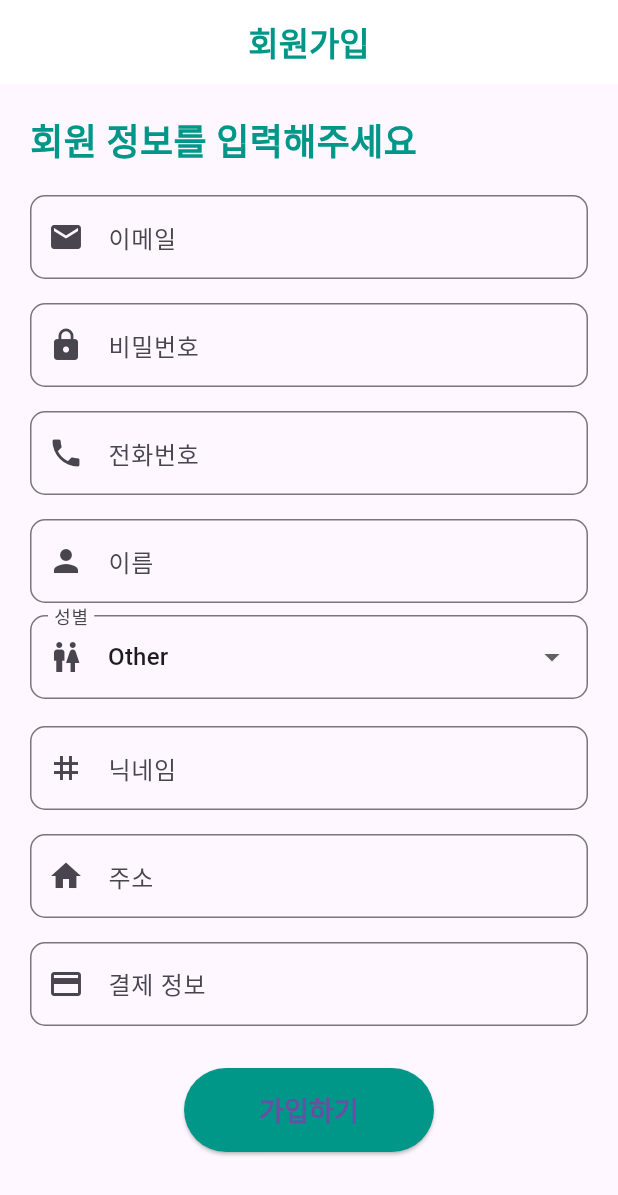
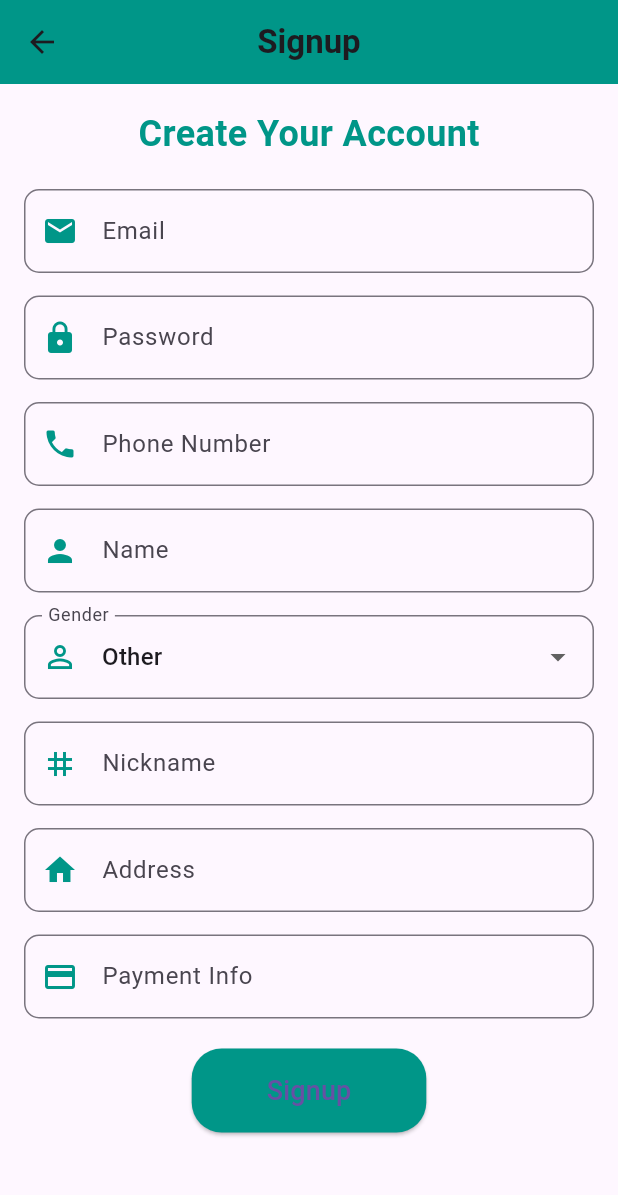
Before and after one commit to InhaZeroFit/ZEROFIT_Flutter_API, a Flutter app: the SignupScreen screen opened directly, on a phone screen of 412 x 824 dp. Shown: the top 1195 px of the screen. Run offline on Flutter 3.47's test engine with Material 3 defaults, Android fonts, the phone set to English and light mode, and no system bars.

Commit message:
feat(login): 로그인 기능 프로토타입 구현

```diff
--- a/zerofit_flutter_api/lib/main.dart
+++ b/zerofit_flutter_api/lib/main.dart
@@ -1,5 +1,8 @@
 import 'package:flutter/material.dart';
-import 'services/api_service.dart';
+import 'screens/auth.dart'; // 회원가입 창
+import 'package:http/http.dart' as http;
+import 'dart:convert';
+import 'screens/home.dart';
 
 void main() => runApp(MyApp());
 
@@ -7,171 +10,123 @@ class MyApp extends StatelessWidget {
   @override
   Widget build(BuildContext context) {
     return MaterialApp(
-      title: 'Signup',
-      theme: ThemeData(
-        primarySwatch: Colors.teal,
-        fontFamily: 'Roboto',
-      ),
-      home: SignupScreen(),
+      title: 'Login',
+      theme: ThemeData(primarySwatch: Colors.teal),
+      home: LoginScreen(),
     );
   }
 }
 
-class SignupScreen extends StatefulWidget {
+class LoginScreen extends StatefulWidget {
   @override
-  _SignupScreenState createState() => _SignupScreenState();
+  _LoginScreenState createState() => _LoginScreenState();
 }
 
-class _SignupScreenState extends State<SignupScreen> {
-  final ApiService _apiService = ApiService();
-
+class _LoginScreenState extends State<LoginScreen> {
   final TextEditingController _emailController = TextEditingController();
   final TextEditingController _passwordController = TextEditingController();
-  final TextEditingController _phoneNumberController = TextEditingController();
-  final TextEditingController _nameController = TextEditingController();
-  final TextEditingController _nicknameController = TextEditingController();
-  final TextEditingController _addressController = TextEditingController();
-  final TextEditingController _paymentController = TextEditingController();
-
-  String _gender = "Other";
   String _responseMessage = '';
 
-  Future<void> _signup() async {
+  Future<void> _login() async {
     final email = _emailController.text.trim();
     final password = _passwordController.text.trim();
-    final phoneNumber = _phoneNumberController.text.trim();
-    final name = _nameController.text.trim();
-    final nickname = _nicknameController.text.trim();
-    final address = _addressController.text.trim();
-    final payment = _paymentController.text.trim();
 
-    if (email.isEmpty || password.isEmpty || phoneNumber.isEmpty || name.isEmpty) {
+    if (email.isEmpty || password.isEmpty) {
       setState(() {
-        _responseMessage = 'Required fields cannot be empty!';
+        _responseMessage = 'Email and password cannot be empty!';
       });
       return;
     }
 
-    final result = await _apiService.signup(
-      email: email,
-      password: password,
-      phoneNumber: phoneNumber,
-      name: name,
-      gender: _gender,
-      nickname: nickname.isNotEmpty ? nickname : "noname",
-      address: address.isNotEmpty ? address : null,
-      payment: payment.isNotEmpty ? payment : null,
-    );
+    // Node.js 서버로 로그인 요청
+    final response = await _sendLoginRequest(email, password);
+
+    _passwordController.clear();
 
     setState(() {
-      _responseMessage = result;
+      _responseMessage = response;
     });
+  }
+
+  Future<String> _sendLoginRequest(String email, String password) async {
+    final url = Uri.parse('http://localhost:8005/auth/login');
+    final headers = {'Content-Type': 'application/json'};
+    final body = {'email': email, 'password': password};
+
+    try {
+      final response = await http.post(url, headers: headers, body: jsonEncode(body));
+      if (response.statusCode == 200) {
+        Navigator.push(
+          context,
+          MaterialPageRoute(
+            builder: (context) => HomeScreen(email: email), // 이메일 전달
+          ),
+        );
+
+          return 'Login successful!';
+      } else {
+        final responseBody = jsonDecode(response.body);
+        return 'Error: ${responseBody['message']}';
+      }
+    } catch (e) {
+      return 'Error: Could not connect to server';
+    }
   }
 
   @override
   Widget build(BuildContext context) {
     return Scaffold(
       appBar: AppBar(
-        backgroundColor: Colors.white,
-        elevation: 0,
-        centerTitle: true,
-        title: Text(
-          '회원가입',
-          style: TextStyle(color: Colors.teal, fontWeight: FontWeight.bold),
-        ),
-        iconTheme: IconThemeData(color: Colors.teal),
+        title: Text('Login'),
       ),
       body: SingleChildScrollView(
-        padding: const EdgeInsets.symmetric(horizontal: 20.0),
+        padding: const EdgeInsets.all(16.0),
         child: Column(
-          crossAxisAlignment: CrossAxisAlignment.start,
+          crossAxisAlignment: CrossAxisAlignment.stretch,
           children: [
-            SizedBox(height: 20),
-            Text(
-              '회원 정보를 입력해주세요',
-              style: TextStyle(fontSize: 24, fontWeight: FontWeight.bold, color: Colors.teal),
+            TextField(
+              controller: _emailController,
+              decoration: InputDecoration(labelText: 'Email', prefixIcon: Icon(Icons.email)),
+              keyboardType: TextInputType.emailAddress,
             ),
             SizedBox(height: 10),
-            _buildTextField(
-              controller: _emailController,
-              labelText: '이메일',
-              icon: Icons.email,
+            TextField(
+              controller: _passwordController,
+              decoration: InputDecoration(labelText: 'Password', prefixIcon: Icon(Icons.lock)),
+              obscureText: true,
+              textInputAction: TextInputAction.done, // 키보드에 'Done' 버튼 추가
+              onSubmitted: (value) {
+                _login(); // 엔터를 누르면 로그인 버튼과 동일한 동작 수행
+              },
             ),
-            _buildTextField(
-              controller: _passwordController,
-              labelText: '비밀번호',
-              icon: Icons.lock,
-              obscureText: true,
-            ),
-            _buildTextField(
-              controller: _phoneNumberController,
-              labelText: '전화번호',
-              icon: Icons.phone,
-              keyboardType: TextInputType.phone,
-            ),
-            _buildTextField(
-              controller: _nameController,
-              labelText: '이름',
-              icon: Icons.person,
-            ),
-            DropdownButtonFormField<String>(
-              value: _gender,
-              onChanged: (value) {
-                setState(() {
-                  _gender = value!;
-                });
-              },
-              items: ["Male", "Female", "Other"].map((gender) {
-                return DropdownMenuItem<String>(
-                  value: gender,
-                  child: Text(gender),
-                );
-              }).toList(),
-              decoration: InputDecoration(
-                labelText: '성별',
-                prefixIcon: Icon(Icons.wc),
-                border: OutlineInputBorder(borderRadius: BorderRadius.circular(10)),
+            SizedBox(height: 20),
+            ElevatedButton(
+              onPressed: _login,
+              style: ElevatedButton.styleFrom(
+                padding: EdgeInsets.symmetric(vertical: 15),
+                shape: RoundedRectangleBorder(borderRadius: BorderRadius.circular(10)),
               ),
+              child: Text('Login', style: TextStyle(fontSize: 18)),
             ),
             SizedBox(height: 10),
-            _buildTextField(
-              controller: _nicknameController,
-              labelText: '닉네임',
-              icon: Icons.tag,
-            ),
-            _buildTextField(
-              controller: _addressController,
-              labelText: '주소',
-              icon: Icons.home,
-            ),
-            _buildTextField(
-              controller: _paymentController,
-              labelText: '결제 정보',
-              icon: Icons.payment,
-            ),
-            SizedBox(height: 20),
-            Center(
-              child: ElevatedButton(
-                onPressed: _signup,
-                style: ElevatedButton.styleFrom(
-                  backgroundColor: Colors.teal,
-                  padding: EdgeInsets.symmetric(horizontal: 50, vertical: 15),
-                  shape: RoundedRectangleBorder(
-                    borderRadius: BorderRadius.circular(30),
-                  ),
-                ),
-                child: Text(
-                  '가입하기',
-                  style: TextStyle(fontSize: 18, fontWeight: FontWeight.bold),
-                ),
+            OutlinedButton(
+              onPressed: () {
+                Navigator.push(
+                  context,
+                  MaterialPageRoute(builder: (context) => SignupScreen()),
+                );
+              },
+              style: OutlinedButton.styleFrom(
+                padding: EdgeInsets.symmetric(vertical: 15),
+                shape: RoundedRectangleBorder(borderRadius: BorderRadius.circular(10)),
               ),
+              child: Text('Signup', style: TextStyle(fontSize: 18, color: Colors.teal)),
             ),
             SizedBox(height: 20),
             Center(
               child: Text(
                 _responseMessage,
                 style: TextStyle(color: Colors.red, fontWeight: FontWeight.bold),
-                textAlign: TextAlign.center,
               ),
             ),
           ],
@@ -179,26 +134,4 @@ class _SignupScreenState extends State<SignupScreen> {
       ),
     );
   }
-
-  Widget _buildTextField({
-    required TextEditingController controller,
-    required String labelText,
-    required IconData icon,
-    bool obscureText = false,
-    TextInputType keyboardType = TextInputType.text,
-  }) {
-    return Padding(
-      padding: const EdgeInsets.symmetric(vertical: 8.0),
-      child: TextField(
-        controller: controller,
-        obscureText: obscureText,
-        keyboardType: keyboardType,
-        decoration: InputDecoration(
-          labelText: labelText,
-          prefixIcon: Icon(icon),
-          border: OutlineInputBorder(borderRadius: BorderRadius.circular(10)),
-        ),
-      ),
-    );
-  }
 }
--- /dev/null
+++ b/zerofit_flutter_api/lib/screens/auth.dart
@@ -0,0 +1,188 @@
+import 'package:flutter/material.dart';
+import '../services/api_service.dart';
+
+class SignupScreen extends StatefulWidget {
+  @override
+  _SignupScreenState createState() => _SignupScreenState();
+}
+
+class _SignupScreenState extends State<SignupScreen> {
+  final ApiService _apiService = ApiService();
+  final TextEditingController _emailController = TextEditingController();
+  final TextEditingController _passwordController = TextEditingController();
+  final TextEditingController _phoneNumberController = TextEditingController();
+  final TextEditingController _nameController = TextEditingController();
+  final TextEditingController _nicknameController = TextEditingController();
+  final TextEditingController _addressController = TextEditingController();
+  final TextEditingController _paymentController = TextEditingController();
+
+  String _gender = "Other"; // Default value for gender
+  String _responseMessage = '';
+
+  Future<void> _signup() async {
+    final email = _emailController.text.trim();
+    final password = _passwordController.text.trim();
+    final phoneNumber = _phoneNumberController.text.trim();
+    final name = _nameController.text.trim();
+    final nickname = _nicknameController.text.trim();
+    final address = _addressController.text.trim();
+    final payment = _paymentController.text.trim();
+
+    if (email.isEmpty || password.isEmpty || phoneNumber.isEmpty || name.isEmpty) {
+      setState(() {
+        _responseMessage = 'Required fields cannot be empty!';
+      });
+      return;
+    }
+
+    final result = await _apiService.signup(
+      email: email,
+      password: password,
+      phoneNumber: phoneNumber,
+      name: name,
+      gender: _gender,
+      nickname: nickname.isNotEmpty ? nickname : "noname",
+      address: address.isNotEmpty ? address : null,
+      payment: payment.isNotEmpty ? payment : null,
+    );
+
+    setState(() {
+      _responseMessage = result;
+    });
+  }
+
+  @override
+  Widget build(BuildContext context) {
+    return Scaffold(
+      appBar: AppBar(
+        title: Text('Signup', style: TextStyle(fontWeight: FontWeight.bold)),
+        centerTitle: true,
+        elevation: 0,
+        backgroundColor: Colors.teal,
+      ),
+      body: SingleChildScrollView(
+        padding: const EdgeInsets.all(16.0),
+        child: Column(
+          crossAxisAlignment: CrossAxisAlignment.start,
+          children: [
+            Center(
+              child: Text(
+                'Create Your Account',
+                style: TextStyle(
+                  fontSize: 24,
+                  fontWeight: FontWeight.bold,
+                  color: Colors.teal,
+                ),
+              ),
+            ),
+            SizedBox(height: 20),
+            TextField(
+              controller: _emailController,
+              decoration: InputDecoration(
+                labelText: 'Email',
+                prefixIcon: Icon(Icons.email, color: Colors.teal),
+                border: OutlineInputBorder(borderRadius: BorderRadius.circular(10)),
+              ),
+              keyboardType: TextInputType.emailAddress,
+            ),
+            SizedBox(height: 15),
+            TextField(
+              controller: _passwordController,
+              decoration: InputDecoration(
+                labelText: 'Password',
+                prefixIcon: Icon(Icons.lock, color: Colors.teal),
+                border: OutlineInputBorder(borderRadius: BorderRadius.circular(10)),
+              ),
+              obscureText: true,
+            ),
+            SizedBox(height: 15),
+            TextField(
+              controller: _phoneNumberController,
+              decoration: InputDecoration(
+                labelText: 'Phone Number',
+                prefixIcon: Icon(Icons.phone, color: Colors.teal),
+                border: OutlineInputBorder(borderRadius: BorderRadius.circular(10)),
+              ),
+              keyboardType: TextInputType.phone,
+            ),
+            SizedBox(height: 15),
+            TextField(
+              controller: _nameController,
+              decoration: InputDecoration(
+                labelText: 'Name',
+                prefixIcon: Icon(Icons.person, color: Colors.teal),
+                border: OutlineInputBorder(borderRadius: BorderRadius.circular(10)),
+              ),
+            ),
+            SizedBox(height: 15),
+            DropdownButtonFormField<String>(
+              value: _gender,
+              onChanged: (value) {
+                setState(() {
+                  _gender = value!;
+                });
+              },
+              items: ["Male", "Female", "Other"].map((gender) {
+                return DropdownMenuItem<String>(
+                  value: gender,
+                  child: Text(gender),
+                );
+              }).toList(),
+              decoration: InputDecoration(
+                labelText: 'Gender',
+                prefixIcon: Icon(Icons.person_outline, color: Colors.teal),
+                border: OutlineInputBorder(borderRadius: BorderRadius.circular(10)),
+              ),
+            ),
+            SizedBox(height: 15),
+            TextField(
+              controller: _nicknameController,
+              decoration: InputDecoration(
+                labelText: 'Nickname',
+                prefixIcon: Icon(Icons.tag, color: Colors.teal),
+                border: OutlineInputBorder(borderRadius: BorderRadius.circular(10)),
+              ),
+            ),
+            SizedBox(height: 15),
+            TextField(
+              controller: _addressController,
+              decoration: InputDecoration(
+                labelText: 'Address',
+                prefixIcon: Icon(Icons.home, color: Colors.teal),
+                border: OutlineInputBorder(borderRadius: BorderRadius.circular(10)),
+              ),
+            ),
+            SizedBox(height: 15),
+            TextField(
+              controller: _paymentController,
+              decoration: InputDecoration(
+                labelText: 'Payment Info',
+                prefixIcon: Icon(Icons.credit_card, color: Colors.teal),
+                border: OutlineInputBorder(borderRadius: BorderRadius.circular(10)),
+              ),
+            ),
+            SizedBox(height: 20),
+            Center(
+              child: ElevatedButton(
+                onPressed: _signup,
+                style: ElevatedButton.styleFrom(
+                  backgroundColor: Colors.teal,
+                  padding: EdgeInsets.symmetric(horizontal: 50, vertical: 15),
+                  shape: RoundedRectangleBorder(borderRadius: BorderRadius.circular(20)),
+                ),
+                child: Text('Signup', style: TextStyle(fontSize: 18)),
+              ),
+            ),
+            SizedBox(height: 20),
+            Center(
+              child: Text(
+                _responseMessage,
+                style: TextStyle(color: Colors.red, fontWeight: FontWeight.bold),
+              ),
+            ),
+          ],
+        ),
+      ),
+    );
+  }
+}
```
Also changed, not shown: zerofit_flutter_api/lib/screens/home.dart (added, +35 -0 lines).
